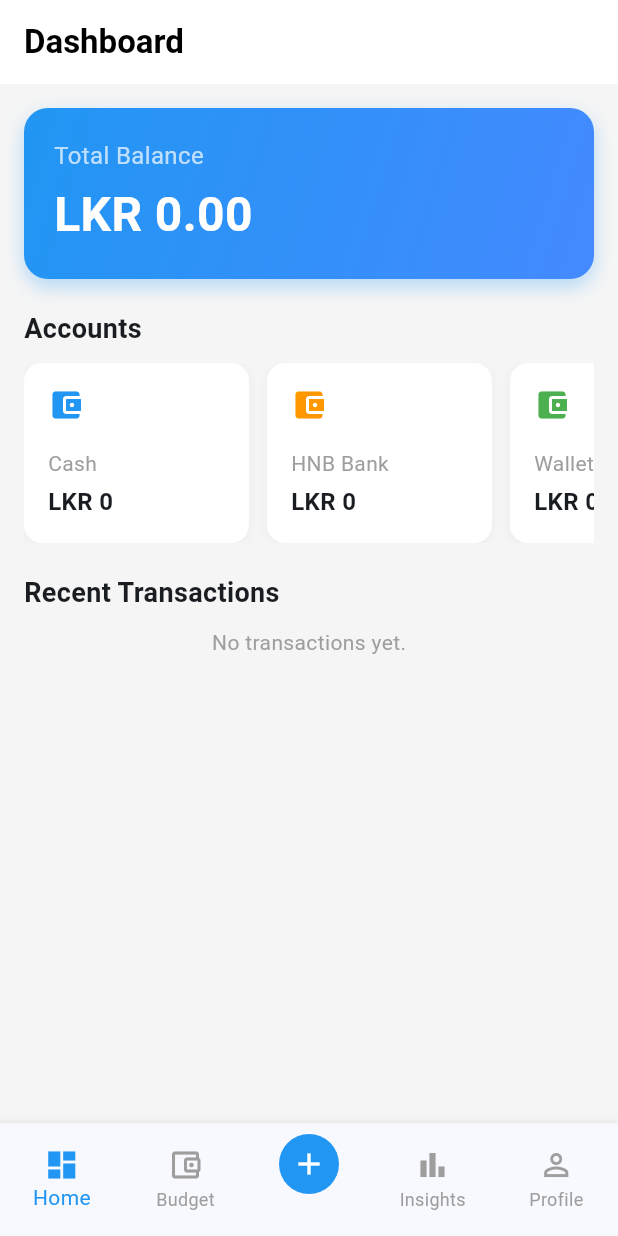
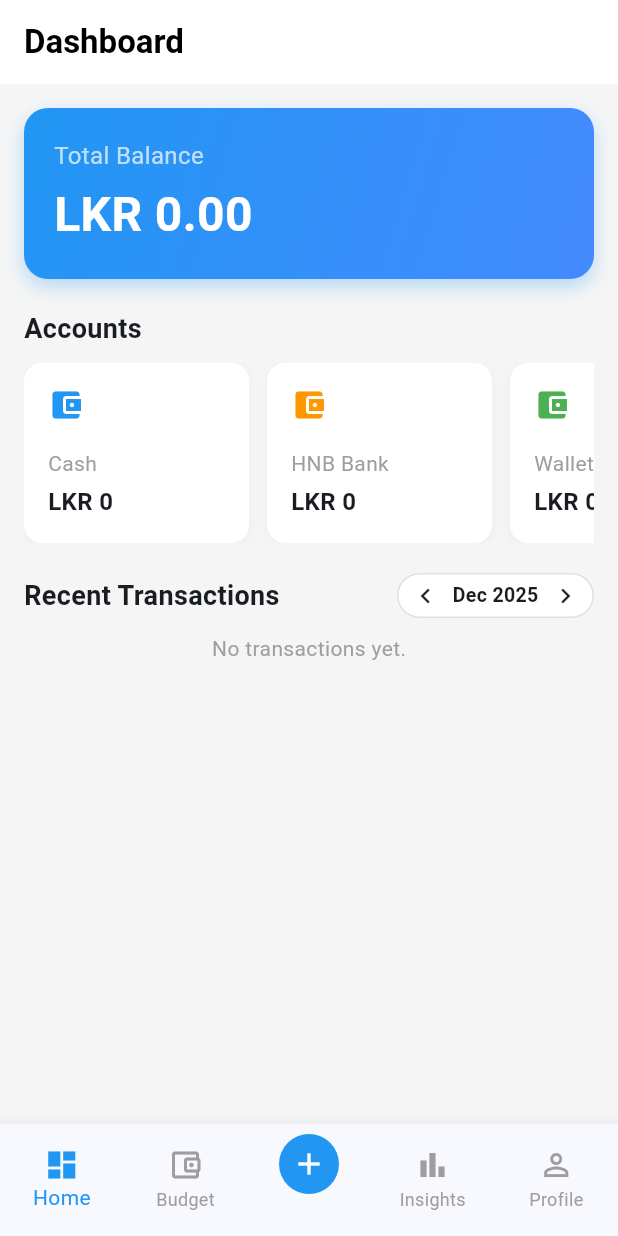
Before and after one commit to thesarakasun/ExpenseX, a Flutter app: the screen it shows after launch, on a phone screen of 412 x 824 dp. Run offline on Flutter 3.47's test engine with Material 3 defaults, Android fonts, the phone set to English and light mode, and no system bars; our stand-ins replace fl_chart, isar; accounts and stored records are empty; generated files the repository leaves out were written again.

Commit message:
Dashboard with month filter option

```diff
--- a/lib/screens/dashboard.dart
+++ b/lib/screens/dashboard.dart
@@ -4,10 +4,25 @@ import '../models/account.dart';
 import '../models/transaction.dart';
 import '../services/database_service.dart';
 
-class Dashboard extends StatelessWidget {
+class Dashboard extends StatefulWidget {
   final DatabaseService databaseService;
 
   const Dashboard({super.key, required this.databaseService});
+
+  @override
+  State<Dashboard> createState() => _DashboardState();
+}
+
+class _DashboardState extends State<Dashboard> {
+  // 1. STATE VARIABLE: Holds the currently selected month
+  DateTime _selectedMonth = DateTime.now();
+
+  // Helper to change months
+  void _changeMonth(int monthsToAdd) {
+    setState(() {
+      _selectedMonth = DateTime(_selectedMonth.year, _selectedMonth.month + monthsToAdd, 1);
+    });
+  }
 
   @override
   Widget build(BuildContext context) {
@@ -21,7 +36,7 @@ class Dashboard extends StatelessWidget {
       backgroundColor: Colors.grey[100],
 
       body: StreamBuilder<List<Account>>(
-        stream: databaseService.streamAccounts(),
+        stream: widget.databaseService.streamAccounts(),
         builder: (context, snapshot) {
           if (snapshot.connectionState == ConnectionState.waiting) {
             return const Center(child: CircularProgressIndicator());
@@ -63,41 +78,93 @@ class Dashboard extends StatelessWidget {
 
                   const SizedBox(height: 20),
 
-                  // --- SECTION C: RECENT TRANSACTIONS ---
-                  const Text("Recent Transactions", style: TextStyle(fontSize: 18, fontWeight: FontWeight.bold)),
+                  // --- SECTION C: RECENT TRANSACTIONS HEADER & FILTER ---
+                  // 2. NEW MONTH SELECTOR UI
+                  Row(
+                    mainAxisAlignment: MainAxisAlignment.spaceBetween,
+                    children: [
+                      const Text("Recent Transactions", style: TextStyle(fontSize: 18, fontWeight: FontWeight.bold)),
+
+                      // Month Selector Buttons
+                      Container(
+                        padding: const EdgeInsets.symmetric(horizontal: 8, vertical: 4),
+                        decoration: BoxDecoration(
+                          color: Colors.white,
+                          borderRadius: BorderRadius.circular(20),
+                          border: Border.all(color: Colors.grey.shade300),
+                        ),
+                        child: Row(
+                          children: [
+                            InkWell(
+                              onTap: () => _changeMonth(-1),
+                              child: const Icon(Icons.chevron_left, size: 20),
+                            ),
+                            const SizedBox(width: 8),
+                            Text(
+                              DateFormat('MMM yyyy').format(_selectedMonth),
+                              style: const TextStyle(fontWeight: FontWeight.bold, fontSize: 13),
+                            ),
+                            const SizedBox(width: 8),
+                            InkWell(
+                              onTap: () => _changeMonth(1),
+                              child: const Icon(Icons.chevron_right, size: 20),
+                            ),
+                          ],
+                        ),
+                      ),
+                    ],
+                  ),
                   const SizedBox(height: 10),
 
                   StreamBuilder<List<Transaction>>(
-                    stream: databaseService.streamRecentTransactions(),
+                    stream: widget.databaseService.streamRecentTransactions(),
                     builder: (context, txSnapshot) {
                       if (!txSnapshot.hasData || txSnapshot.data!.isEmpty) {
                         return const Center(child: Text("No transactions yet.", style: TextStyle(color: Colors.grey)));
                       }
 
-                      final transactions = txSnapshot.data!;
+                      final allTransactions = txSnapshot.data!;
+
+                      // 3. APPLY FILTER: Only show transactions for _selectedMonth
+                      final transactions = allTransactions.where((tx) {
+                        return tx.date.year == _selectedMonth.year &&
+                               tx.date.month == _selectedMonth.month;
+                      }).toList();
+
+                      if (transactions.isEmpty) {
+                        return Container(
+                          padding: const EdgeInsets.all(20),
+                          width: double.infinity,
+                          decoration: BoxDecoration(color: Colors.white, borderRadius: BorderRadius.circular(12)),
+                          child: Center(
+                            child: Text(
+                              "No transactions in ${DateFormat('MMMM').format(_selectedMonth)}",
+                              style: const TextStyle(color: Colors.grey),
+                            ),
+                          ),
+                        );
+                      }
 
                       return Column(
-                        children: transactions.take(10).map((tx) { // Increased to show last 10
+                        children: transactions.map((tx) { // Removed .take(10) so you see all for the month
                           // 1. Color & Icon Logic
                           Color color = tx.type == 0 ? Colors.green : (tx.type == 1 ? Colors.red : Colors.blue);
                           String sign = tx.type == 0 ? "+" : (tx.type == 1 ? "-" : "");
                           IconData icon = tx.type == 0 ? Icons.arrow_downward : (tx.type == 1 ? Icons.arrow_upward : Icons.swap_horiz);
 
-                          // 2. Format Date (e.g., "Dec 19, 10:30 AM")
+                          // 2. Format Date
                           String formattedDate = DateFormat('MMM d, h:mm a').format(tx.date);
 
-                          // 3. Construct Subtitle (Account • Date)
+                          // 3. Construct Subtitle
                           String accountInfo = tx.accountName;
-
-                          // If it's a transfer, show "HNB -> Wallet"
                           if (tx.type == 2 && tx.destinationAccountName != null) {
                             accountInfo = "${tx.accountName} ➝ ${tx.destinationAccountName}";
                           }
 
                           return _buildTransactionItem(
-                            tx.categoryName ?? "Transfer", // Title (e.g., Food)
-                            "$accountInfo  •  $formattedDate", // Subtitle (e.g., Cash • Dec 19, 10:30 AM)
-                            "$sign LKR ${tx.amount.toStringAsFixed(0)}", // Amount
+                            tx.categoryName ?? "Transfer",
+                            "$accountInfo  •  $formattedDate",
+                            "$sign LKR ${tx.amount.toStringAsFixed(0)}",
                             color,
                             icon
                           );
@@ -178,7 +245,7 @@ class Dashboard extends StatelessWidget {
           child: Icon(icon, color: color),
         ),
         title: Text(title, style: const TextStyle(fontWeight: FontWeight.bold)),
-        subtitle: Text(subtitle, style: const TextStyle(fontSize: 12, color: Colors.grey)), // Made text slightly smaller/grey
+        subtitle: Text(subtitle, style: const TextStyle(fontSize: 12, color: Colors.grey)),
         trailing: Text(
           amount,
           style: TextStyle(color: color, fontWeight: FontWeight.bold, fontSize: 15),
```
